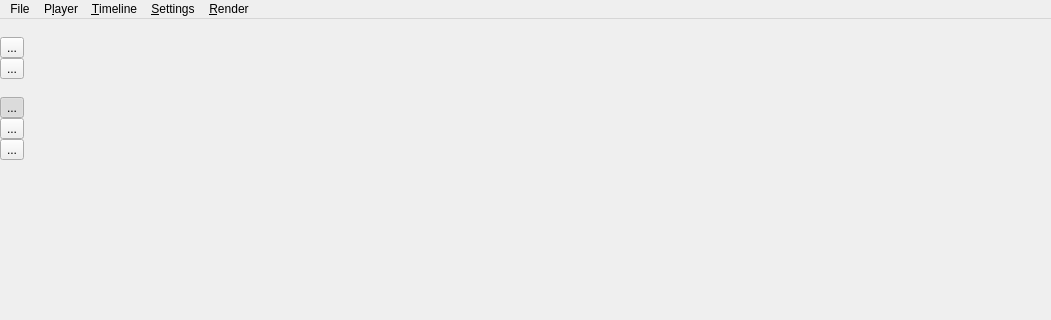
Before: the Qt Designer form app/ui/mainwindow.ui in hftom/MachinTruc, drawn with Qt 5; both pictures show x 0 to 1051 and y 0 to 320 of the 1051 by 795 pixel window.
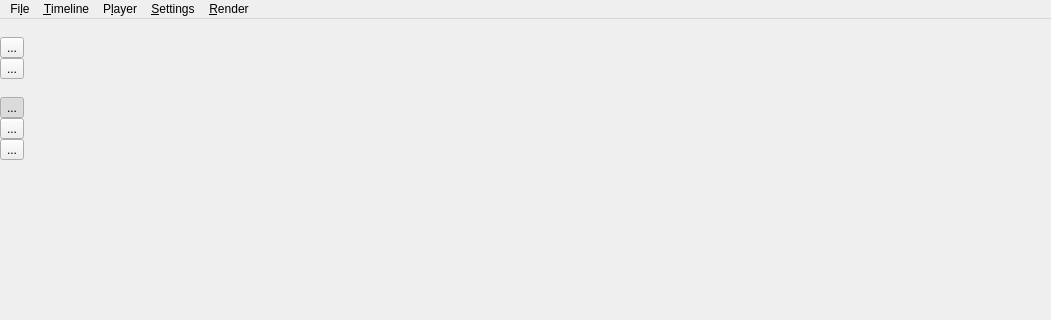
After: the same form once the commit is applied. Icons and pictures are not drawn.

```diff
--- a/app/ui/mainwindow.ui
+++ b/app/ui/mainwindow.ui
@@ -607,7 +607,7 @@
    </property>
    <widget class="QMenu" name="menuFile">
     <property name="title">
-     <string>File</string>
+     <string>Fi&amp;le</string>
     </property>
     <addaction name="actionNewProject"/>
     <addaction name="actionOpen"/>
@@ -647,8 +647,8 @@
     <addaction name="actionFrameByFrameBackward"/>
    </widget>
    <addaction name="menuFile"/>
-   <addaction name="menuPlayer"/>
    <addaction name="menuTimeline"/>
+   <addaction name="menuPlayer"/>
    <addaction name="menuSettings"/>
    <addaction name="menuRender"/>
   </widget>
```
Left out of the diff: 28 changed lines with no effect on the pictures.
